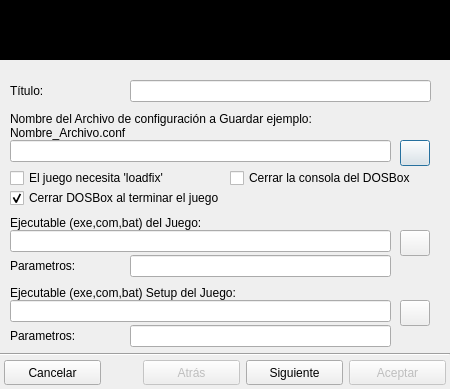
This is ui/dbxadd.ui in Monthy/gr-lida as Qt 5 draws it before an edit. The edited form follows.
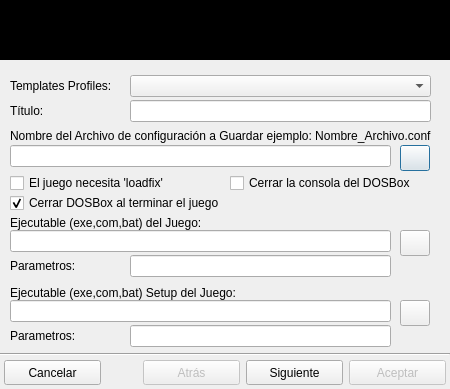
This is the edited form. Icons and pictures are not drawn.

Commit message: Añadido Templates de configuración usando los del D-Fend Reloaded.

```diff
--- a/ui/dbxadd.ui
+++ b/ui/dbxadd.ui
@@ -452,7 +452,7 @@
        <property name="geometry" >
         <rect>
          <x>10</x>
-         <y>110</y>
+         <y>115</y>
          <width>201</width>
          <height>16</height>
         </rect>
@@ -475,7 +475,7 @@
        <property name="geometry" >
         <rect>
          <x>130</x>
-         <y>20</y>
+         <y>40</y>
          <width>301</width>
          <height>22</height>
         </rect>
@@ -485,7 +485,7 @@
        <property name="geometry" >
         <rect>
          <x>10</x>
-         <y>20</y>
+         <y>40</y>
          <width>111</width>
          <height>21</height>
         </rect>
@@ -524,7 +524,7 @@
        <property name="geometry" >
         <rect>
          <x>230</x>
-         <y>110</y>
+         <y>115</y>
          <width>211</width>
          <height>16</height>
         </rect>
@@ -550,7 +550,7 @@
        <property name="geometry" >
         <rect>
          <x>10</x>
-         <y>80</y>
+         <y>85</y>
          <width>381</width>
          <height>22</height>
         </rect>
@@ -593,7 +593,7 @@
        <property name="geometry" >
         <rect>
          <x>400</x>
-         <y>80</y>
+         <y>85</y>
          <width>30</width>
          <height>26</height>
         </rect>
@@ -659,9 +659,9 @@
        <property name="geometry" >
         <rect>
          <x>10</x>
-         <y>50</y>
-         <width>421</width>
-         <height>31</height>
+         <y>65</y>
+         <width>431</width>
+         <height>21</height>
         </rect>
        </property>
        <property name="text" >
@@ -675,7 +675,7 @@
        <property name="geometry" >
         <rect>
          <x>10</x>
-         <y>130</y>
+         <y>135</y>
          <width>281</width>
          <height>16</height>
         </rect>
@@ -687,6 +687,29 @@
         <bool>true</bool>
        </property>
       </widget>
+      <widget class="QComboBox" name="cbxDbx_Profiles" >
+       <property name="geometry" >
+        <rect>
+         <x>130</x>
+         <y>15</y>
+         <width>301</width>
+         <height>22</height>
+        </rect>
+       </property>
+      </widget>
+      <widget class="QLabel" name="lb_Dbx_0" >
+       <property name="geometry" >
+        <rect>
+         <x>10</x>
+         <y>15</y>
+         <width>111</width>
+         <height>21</height>
+        </rect>
+       </property>
+       <property name="text" >
+        <string>Templates Profiles:</string>
+       </property>
+      </widget>
      </widget>
      <widget class="QWidget" name="page_2" >
       <widget class="QLabel" name="lb_Dbx_8" >
```
Left out of the diff: 6 changed lines with no effect on the pictures. The commit also changes 10 other files.
